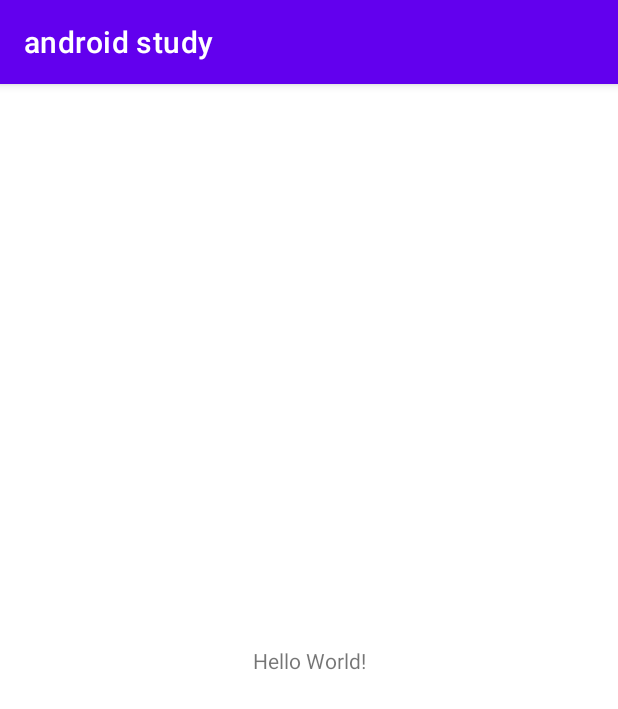
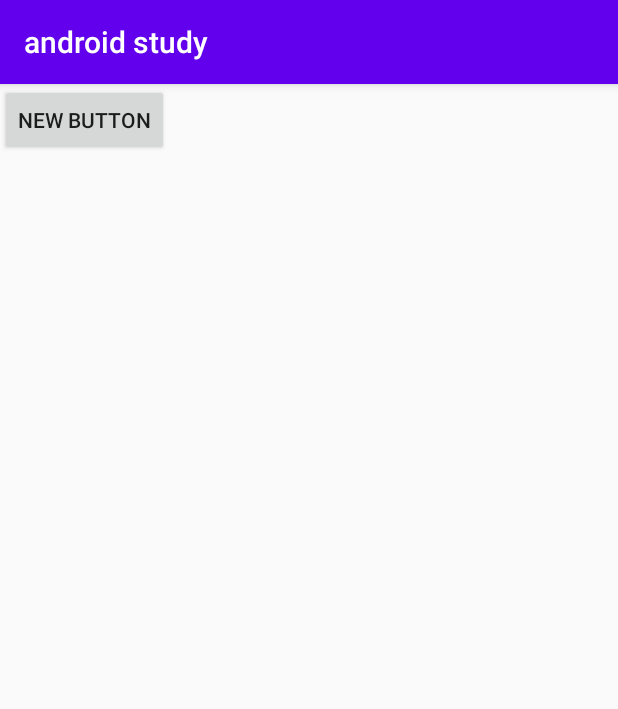
Before and after one commit to materokatti/simple-android-project, an Android app: the screen it shows after launch (MainActivity), on a phone screen of 412 x 824 dp. Shown: the top 709 px of the screen. Run offline under Robolectric (Android 15) with nearby library versions, the phone set to English and light mode, and no system bars.

Commit message:
ADD : Button

```diff
--- a/app/src/main/res/layout/activity_main.xml
+++ b/app/src/main/res/layout/activity_main.xml
@@ -1,18 +1,17 @@
 <?xml version="1.0" encoding="utf-8"?>
-<androidx.constraintlayout.widget.ConstraintLayout xmlns:android="http://schemas.android.com/apk/res/android"
+<LinearLayout xmlns:android="http://schemas.android.com/apk/res/android"
     xmlns:app="http://schemas.android.com/apk/res-auto"
     xmlns:tools="http://schemas.android.com/tools"
     android:layout_width="match_parent"
     android:layout_height="match_parent"
+    android:orientation="vertical"
+    android:layout_gravity="center"
     tools:context=".MainActivity">
 
-    <TextView
+    <Button
         android:layout_width="wrap_content"
         android:layout_height="wrap_content"
-        android:text="Hello World!"
-        app:layout_constraintBottom_toBottomOf="parent"
-        app:layout_constraintLeft_toLeftOf="parent"
-        app:layout_constraintRight_toRightOf="parent"
-        app:layout_constraintTop_toTopOf="parent" />
+        android:text="New Button"
+        android:id="@+id/button" />
 
-</androidx.constraintlayout.widget.ConstraintLayout>
+</LinearLayout>
--- a/app/src/main/res/values/themes.xml
+++ b/app/src/main/res/values/themes.xml
@@ -1,6 +1,6 @@
 <resources xmlns:tools="http://schemas.android.com/tools">
     <!-- Base application theme. -->
-    <style name="Theme.AndroidStudy" parent="Theme.MaterialComponents.DayNight.DarkActionBar">
+    <style name="Theme.AndroidStudy" parent="Theme.AppCompat.DayNight.DarkActionBar">
         <!-- Primary brand color. -->
         <item name="colorPrimary">@color/purple_500</item>
         <item name="colorPrimaryVariant">@color/purple_700</item>
```
